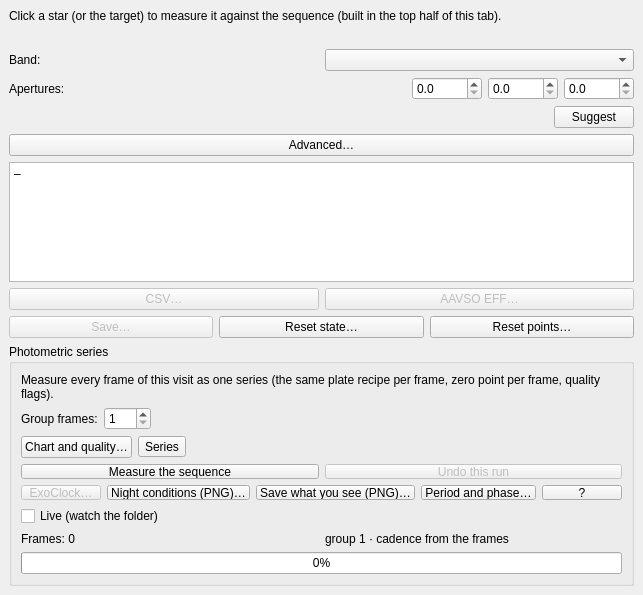
Above: nightscribe/gui/ui/ufe_measure_tab.ui from irydeo/nightscribe before the change. Below: the same form after it.
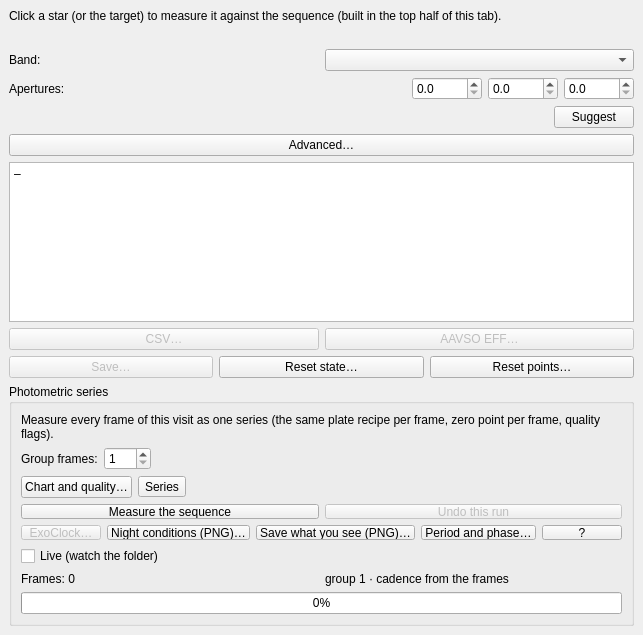
That is the form after the change.

The edit to the form file:
```diff
--- a/nightscribe/gui/ui/ufe_measure_tab.ui
+++ b/nightscribe/gui/ui/ufe_measure_tab.ui
@@ -188,12 +188,18 @@
      <property name="minimumSize">
       <size>
        <width>0</width>
-       <height>120</height>
+       <height>160</height>
       </size>
      </property>
      <property name="readOnly">
       <bool>true</bool>
      </property>
+     <property name="verticalScrollBarPolicy">
+      <enum>Qt::ScrollBarAsNeeded</enum>
+     </property>
+     <property name="horizontalScrollBarPolicy">
+      <enum>Qt::ScrollBarAlwaysOff</enum>
+     </property>
      <property name="plainText">
       <string notr="true">–</string>
      </property>
```
